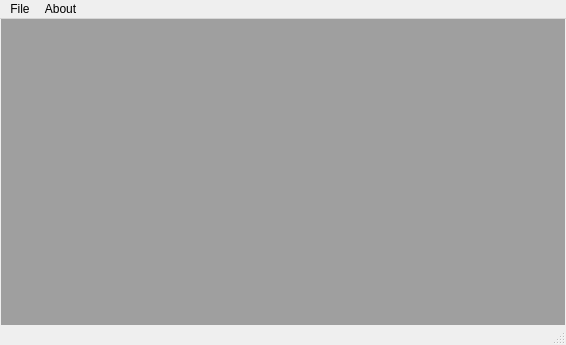
This is tsm_mw.ui in Pavel-II/tablesmon as Qt 5 draws it before an edit. The edited form follows.
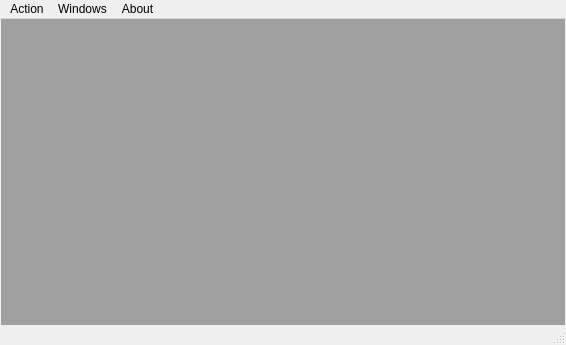
This is the edited form. Icons and pictures are not drawn.

Diff of the .ui file:
```diff
--- a/tsm_mw.ui
+++ b/tsm_mw.ui
@@ -70,12 +70,12 @@
      <x>0</x>
      <y>0</y>
      <width>566</width>
-     <height>22</height>
+     <height>21</height>
     </rect>
    </property>
    <widget class="QMenu" name="menuFile">
     <property name="title">
-     <string>File</string>
+     <string>Action</string>
     </property>
     <addaction name="actionConnection"/>
     <addaction name="separator"/>
@@ -91,7 +91,14 @@
     </property>
     <addaction name="separator"/>
    </widget>
+   <widget class="QMenu" name="menuWindows">
+    <property name="title">
+     <string>Windows</string>
+    </property>
+    <addaction name="actionClose_all"/>
+   </widget>
    <addaction name="menuFile"/>
+   <addaction name="menuWindows"/>
    <addaction name="menuAbout"/>
   </widget>
   <widget class="QStatusBar" name="statusBar">
```
Left out of the diff: 7 changed lines with no effect on the pictures.
